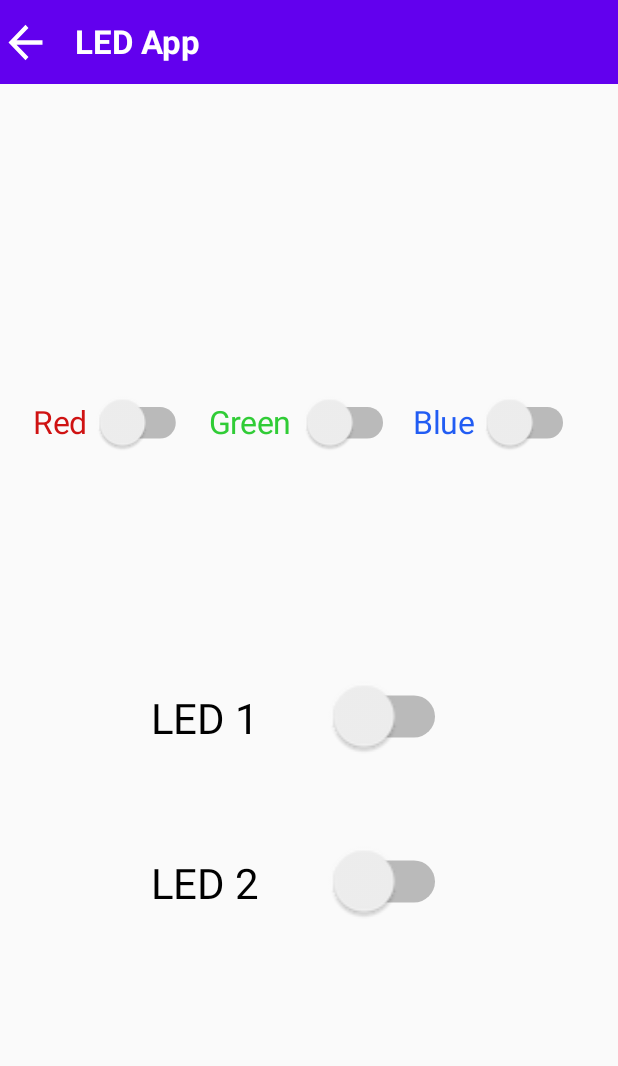
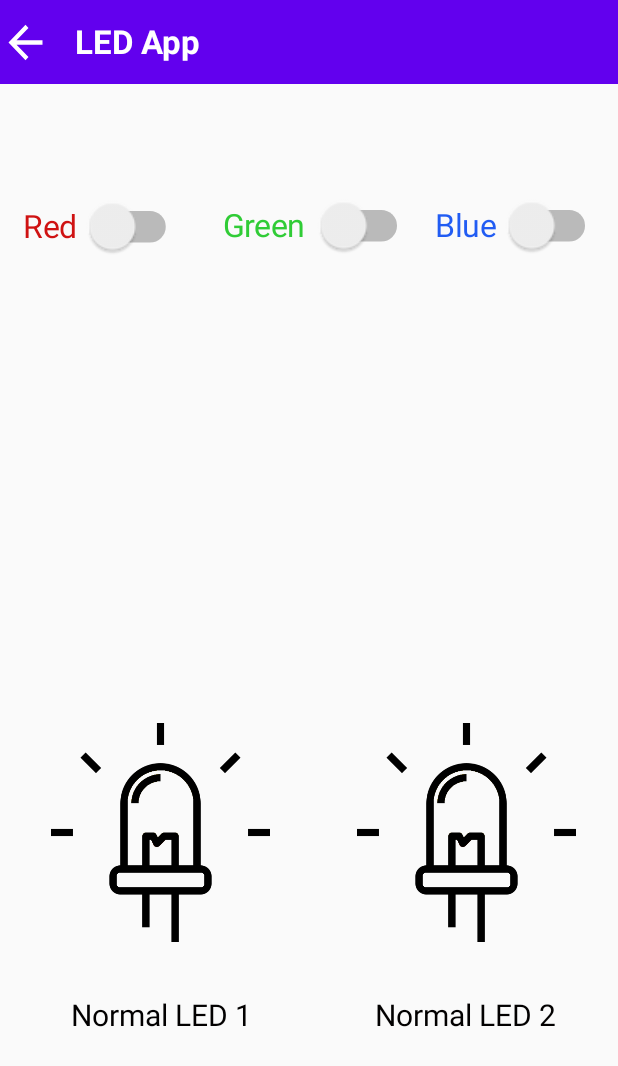
Before and after one commit to corneavlad98/HomeAutomationApp, an Android app: the LEDActivity screen opened directly, with no data from a screen before it, on a phone screen of 412 x 824 dp. Shown: the top 1066 px of the screen. Run offline under Robolectric (Android 15) with nearby library versions, the light colour scheme and no system bars; our stand-ins replace Firebase (no records; nobody signed in at launch, a user with empty details on screens opened directly).

Commit message:
Changed normal LED switches to image buttons; Added an animation to those image buttons; Forced app to portrait mode

```diff
--- a/Android App/app/src/main/AndroidManifest.xml
+++ b/Android App/app/src/main/AndroidManifest.xml
@@ -16,28 +16,33 @@
         android:theme="@style/MainWindowTheme"
         tools:ignore="ExtraText"
         tools:replace="android:label">
-        <activity android:name=".MainActivity">
+        <activity
+            android:name=".MainActivity"
+            android:screenOrientation="portrait">
             <intent-filter>
                 <action android:name="android.intent.action.MAIN" />
-
                 <category android:name="android.intent.category.LAUNCHER" />
             </intent-filter>
         </activity>
         <activity
             android:name=".TemperatureActivity"
+            android:screenOrientation="portrait"
             android:theme="@style/OtherWindowsTheme" />
         <activity
             android:name=".LEDActivity"
+            android:screenOrientation="portrait"
             android:theme="@style/OtherWindowsTheme" />
         <activity
             android:name=".ZWaveActivity"
+            android:screenOrientation="portrait"
             android:theme="@style/OtherWindowsTheme" />
         <activity
             android:name=".CameraActivity"
+            android:screenOrientation="portrait"
             android:theme="@style/OtherWindowsTheme" />
         <activity
             android:name=".CameraSettingsActivity"
-            android:theme="@style/OtherWindowsTheme"/>
+            android:screenOrientation="portrait"
+            android:theme="@style/OtherWindowsTheme" />
     </application>
-
 </manifest>
--- a/Android App/app/src/main/java/com/example/androidapp/LEDActivity.kt
+++ b/Android App/app/src/main/java/com/example/androidapp/LEDActivity.kt
@@ -1,5 +1,6 @@
 package com.example.androidapp
 
+import android.graphics.drawable.TransitionDrawable
 import androidx.appcompat.app.AppCompatActivity
 import android.os.Bundle
 import android.widget.*
@@ -22,26 +23,46 @@ class LEDActivity : AppCompatActivity(){
         resetSwitches()
 
         Toast.makeText(this, "Make sure that the LED script is running!", Toast.LENGTH_LONG).show();
-
-        val ledSwitch1 = findViewById<Switch>(R.id.ledSwitch1);
-        val ledSwitch2 = findViewById<Switch>(R.id.ledSwitch2);
+        val ledImageButton1 = findViewById<ImageButton>(R.id.normalLed1)
+        val ledImageButton2 = findViewById<ImageButton>(R.id.normalLed2)
 
         val rgbLedRedSwitch = findViewById<Switch>(R.id.redSwitch)
         val rgbLedGreenSwitch = findViewById<Switch>(R.id.greenSwitch)
         val rgbLedBlueSwitch = findViewById<Switch>(R.id.blueSwitch)
 
+        var pressedOnce1 = false;
         //click listeners to change Database value of normal led switches
-        ledSwitch1.setOnClickListener(){
-            if(ledSwitch1.isChecked)
+        ledImageButton1.setOnClickListener(){
+            val drawable = ledImageButton1.drawable as TransitionDrawable
+            if(!pressedOnce1)
+            {
                 myDbReference.child("RaspberryPi/LED/LED1").setValue(1)
+                drawable.startTransition(400);
+                pressedOnce1 = true;
+            }
             else
+            {
                 myDbReference.child("RaspberryPi/LED/LED1").setValue(0)
+                drawable.reverseTransition(400);
+                pressedOnce1 = false;
+            }
         }
-        ledSwitch2.setOnClickListener(){
-            if(ledSwitch2.isChecked)
+        var pressedOnce2 = false;
+        ledImageButton2.setOnClickListener(){
+            val drawable = ledImageButton2.drawable as TransitionDrawable
+            if(!pressedOnce2)
+            {
                 myDbReference.child("RaspberryPi/LED/LED2").setValue(1)
+                drawable.startTransition(400);
+                pressedOnce2 = true;
+            }
             else
+            {
                 myDbReference.child("RaspberryPi/LED/LED2").setValue(0)
+                drawable.reverseTransition(400);
+                pressedOnce2 = false;
+
+            }
         }
 
         //click listeners to change Database value of rgb led switches
--- /dev/null
+++ b/Android App/app/src/main/res/drawable/normal_led.xml
@@ -0,0 +1,5 @@
+<?xml version="1.0" encoding="utf-8"?>
+<transition xmlns:android="http://schemas.android.com/apk/res/android">
+    <item android:drawable="@drawable/normal_led_off" />
+    <item android:drawable="@drawable/normal_led_on" />
+</transition>
--- a/Android App/app/src/main/res/layout/activity_l_e_d.xml
+++ b/Android App/app/src/main/res/layout/activity_l_e_d.xml
@@ -5,6 +5,40 @@
     android:layout_width="match_parent"
     android:layout_height="match_parent"
     tools:context=".MainActivity">
+
+    <ImageButton
+        android:id="@+id/normalLed2"
+        android:layout_width="182dp"
+        android:layout_height="146dp"
+        android:layout_marginEnd="10dp"
+        android:layout_marginRight="10dp"
+        android:adjustViewBounds="true"
+        android:background="?android:selectableItemBackground"
+        android:scaleType="centerInside"
+        android:src="@drawable/normal_led"
+        app:layout_constraintBottom_toBottomOf="parent"
+        app:layout_constraintEnd_toEndOf="parent"
+        app:layout_constraintHorizontal_bias="1.0"
+        app:layout_constraintStart_toStartOf="parent"
+        app:layout_constraintTop_toTopOf="parent"
+        app:layout_constraintVertical_bias="0.711" />
+
+    <ImageButton
+        android:id="@+id/normalLed1"
+        android:layout_width="182dp"
+        android:layout_height="146dp"
+        android:layout_marginEnd="10dp"
+        android:layout_marginRight="10dp"
+        android:adjustViewBounds="true"
+        android:background="?android:selectableItemBackground"
+        android:scaleType="centerInside"
+        android:src="@drawable/normal_led"
+        app:layout_constraintBottom_toBottomOf="parent"
+        app:layout_constraintEnd_toEndOf="parent"
+        app:layout_constraintHorizontal_bias="0.073"
+        app:layout_constraintStart_toStartOf="parent"
+        app:layout_constraintTop_toTopOf="parent"
+        app:layout_constraintVertical_bias="0.711" />
 
     <androidx.appcompat.widget.Toolbar
         android:id="@+id/toolbarLED"
@@ -43,34 +77,6 @@
         app:layout_constraintTop_toTopOf="@+id/toolbarLED" />
 
     <Switch
-        android:id="@+id/ledSwitch1"
-        android:layout_width="105dp"
-        android:layout_height="51dp"
-        android:scaleX="2"
-        android:scaleY="2"
-        android:text="LED 1"
-        app:layout_constraintBottom_toBottomOf="parent"
-        app:layout_constraintEnd_toEndOf="parent"
-        app:layout_constraintStart_toStartOf="parent"
-        app:layout_constraintTop_toTopOf="@+id/toolbarLED"
-        app:layout_constraintVertical_bias="0.585"
-        tools:ignore="UseSwitchCompatOrMaterialXml" />
-
-    <Switch
-        android:id="@+id/ledSwitch2"
-        android:layout_width="105dp"
-        android:layout_height="51dp"
-        android:scaleX="2"
-        android:scaleY="2"
-        android:text="LED 2"
-        app:layout_constraintBottom_toBottomOf="parent"
-        app:layout_constraintEnd_toEndOf="parent"
-        app:layout_constraintStart_toStartOf="parent"
-        app:layout_constraintTop_toTopOf="parent"
-        app:layout_constraintVertical_bias="0.727"
-        tools:ignore="UseSwitchCompatOrMaterialXml" />
-
-    <Switch
         android:id="@+id/redSwitch"
         android:layout_width="74dp"
         android:layout_height="48dp"
@@ -80,10 +86,10 @@
         android:textColor="#CF1212"
         app:layout_constraintBottom_toBottomOf="parent"
         app:layout_constraintEnd_toEndOf="parent"
-        app:layout_constraintHorizontal_bias="0.121"
+        app:layout_constraintHorizontal_bias="0.1"
         app:layout_constraintStart_toStartOf="parent"
         app:layout_constraintTop_toTopOf="@+id/toolbarLED"
-        app:layout_constraintVertical_bias="0.332"
+        app:layout_constraintVertical_bias="0.163"
         tools:ignore="UseSwitchCompatOrMaterialXml" />
 
     <Switch
@@ -96,10 +102,10 @@
         android:textColor="#30CC36"
         app:layout_constraintBottom_toBottomOf="parent"
         app:layout_constraintEnd_toEndOf="parent"
-        app:layout_constraintHorizontal_bias="0.498"
+        app:layout_constraintHorizontal_bias="0.526"
         app:layout_constraintStart_toStartOf="parent"
         app:layout_constraintTop_toTopOf="@+id/toolbarLED"
-        app:layout_constraintVertical_bias="0.332"
+        app:layout_constraintVertical_bias="0.162"
         tools:ignore="UseSwitchCompatOrMaterialXml" />
 
     <Switch
@@ -112,10 +118,38 @@
         android:textColor="#215CF3"
         app:layout_constraintBottom_toBottomOf="parent"
         app:layout_constraintEnd_toEndOf="parent"
-        app:layout_constraintHorizontal_bias="0.88"
+        app:layout_constraintHorizontal_bias="0.925"
         app:layout_constraintStart_toStartOf="parent"
         app:layout_constraintTop_toTopOf="@+id/toolbarLED"
-        app:layout_constraintVertical_bias="0.332"
+        app:layout_constraintVertical_bias="0.162"
         tools:ignore="UseSwitchCompatOrMaterialXml" />
 
+    <TextView
+        android:id="@+id/normalLedText1"
+        android:layout_width="wrap_content"
+        android:layout_height="wrap_content"
+        android:text="Normal LED 1"
+        android:textColor="#020000"
+        android:textSize="20sp"
+        app:layout_constraintBottom_toBottomOf="parent"
+        app:layout_constraintEnd_toEndOf="parent"
+        app:layout_constraintHorizontal_bias="0.163"
+        app:layout_constraintStart_toStartOf="parent"
+        app:layout_constraintTop_toTopOf="parent"
+        app:layout_constraintVertical_bias="0.832" />
+
+    <TextView
+        android:id="@+id/normalLedText2"
+        android:layout_width="wrap_content"
+        android:layout_height="wrap_content"
+        android:text="Normal LED 2"
+        android:textColor="#020000"
+        android:textSize="20sp"
+        app:layout_constraintBottom_toBottomOf="parent"
+        app:layout_constraintEnd_toEndOf="parent"
+        app:layout_constraintHorizontal_bias="0.857"
+        app:layout_constraintStart_toStartOf="parent"
+        app:layout_constraintTop_toTopOf="parent"
+        app:layout_constraintVertical_bias="0.832" />
+
 </androidx.constraintlayout.widget.ConstraintLayout>
```
Also changed, not shown: Android App/app/src/main/res/drawable-v24/normal_led_off.png (added), Android App/app/src/main/res/drawable-v24/normal_led_on.png (added), Android App/app/src/main/res/drawable-v24/rgb_led_blue.png (added), Android App/app/src/main/res/drawable-v24/rgb_led_cyan.png (added), Android App/app/src/main/res/drawable-v24/rgb_led_green.png (added), Android App/app/src/main/res/drawable-v24/rgb_led_magenta.png (added), Android App/app/src/main/res/drawable-v24/rgb_led_red.png (added), Android App/app/src/main/res/drawable-v24/rgb_led_white.png (added), Android App/app/src/main/res/drawable-v24/rgb_led_yellow.png (added).
